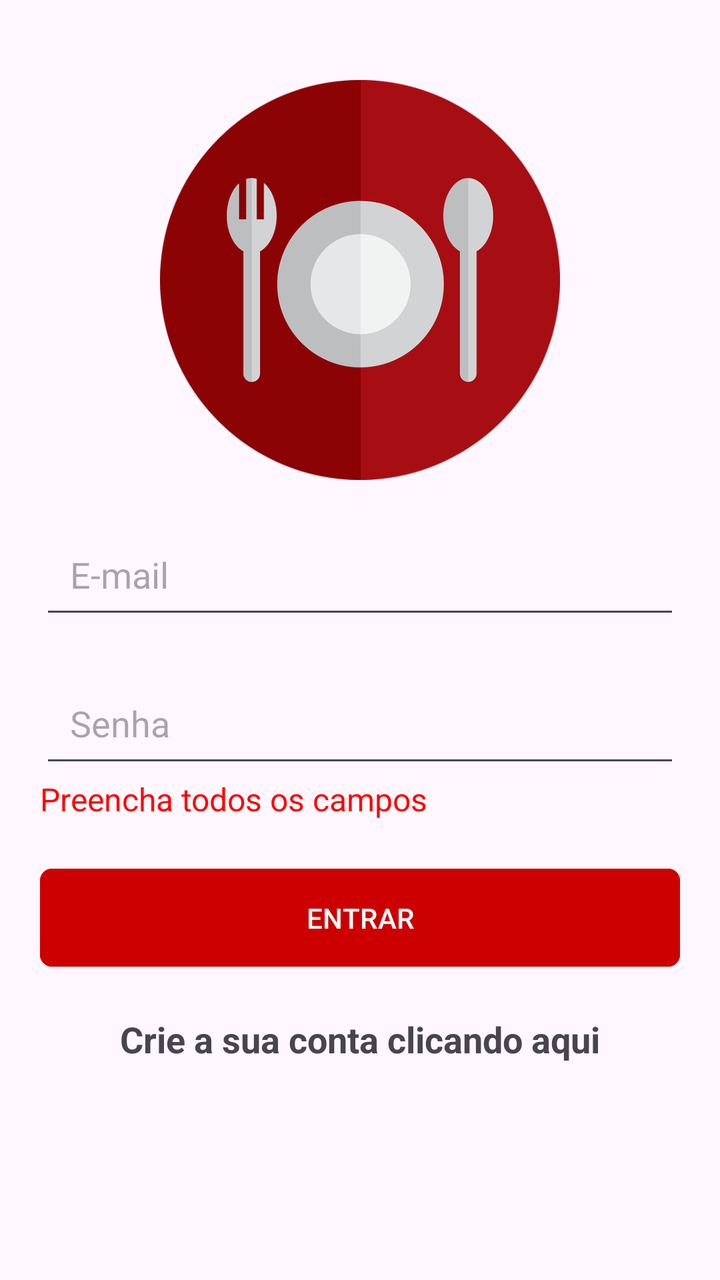
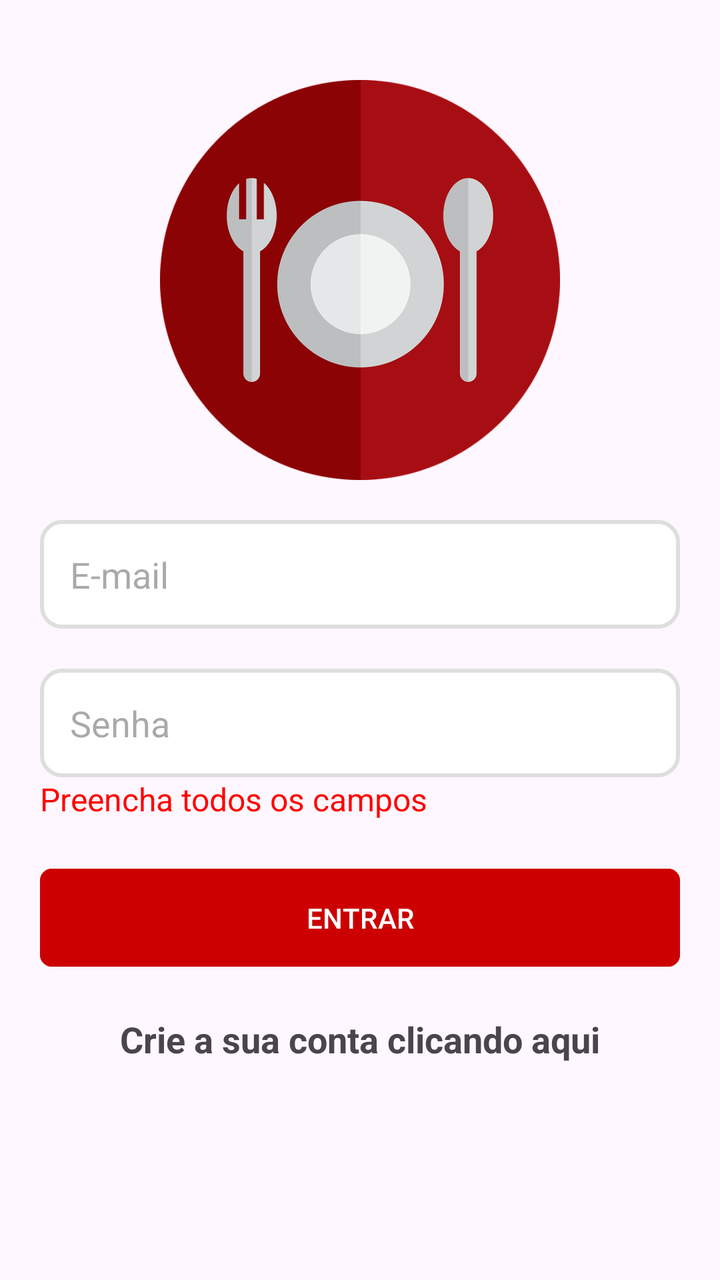

Two renders of the same Android screen: before a commit and after it. Below are the layout's source before the change and the commit's diff.
<!-- AndroidManifest.xml: application theme Theme.EtimPamILuizQuadrosAppDelivery -->
<!-- res/layout/activity_main.xml -->
<?xml version="1.0" encoding="utf-8"?>
<LinearLayout xmlns:android="http://schemas.android.com/apk/res/android"
    xmlns:app="http://schemas.android.com/apk/res-auto"
    xmlns:tools="http://schemas.android.com/tools"
    android:id="@+id/main"
    android:orientation="vertical"
    android:layout_width="match_parent"
    android:layout_height="match_parent"
    tools:context=".MainActivity">

    <ImageView android:id="@+id/logo"
        android:layout_width="200dp"
        android:layout_height="200dp"
        android:src="@drawable/logo"
        android:layout_gravity="center"
        android:layout_marginTop="40dp" />

    <EditText android:id="@+id/edt_email"
        android:layout_width="match_parent"
        android:layout_height="wrap_content"
        android:hint="E-mail"
        android:padding="15dp"
        android:layout_marginTop="20dp"
        android:layout_marginEnd="20dp"
        android:layout_marginStart="20dp" />

    <EditText android:id="@+id/edt_senha"
        android:layout_width="match_parent"
        android:layout_height="wrap_content"
        android:hint="Senha"
        android:padding="15dp"
        android:layout_marginTop="20dp"
        android:layout_marginEnd="20dp"
        android:layout_marginStart="20dp" />

    <TextView android:id="@+id/txt_mensagem_erro"
        android:layout_width="wrap_content"
        android:layout_height="wrap_content"
        android:textSize="16sp"
        android:text="Preencha todos os campos"
        android:layout_marginStart="20dp"
        android:textColor="@color/red"/>

    <Button android:id="@+id/btn_entrar"
        android:layout_width="match_parent"
        android:layout_height="wrap_content"
        android:backgroundTint="@color/dark_red"
        android:textColor="@color/white"
        android:text="ENTRAR"
        android:padding="15dp"
        android:layout_margin="20dp"
        app:cornerRadius="6dp" />

    <TextView android:id="@+id/txt_criar_conta"
        android:layout_width="wrap_content"
        android:layout_height="wrap_content"
        android:text="Crie a sua conta clicando aqui"
        android:textSize="18sp"
        android:textStyle="bold"
        android:layout_gravity="center" />
    
    <ProgressBar android:id="@+id/progress_bar"
        android:layout_width="wrap_content"
        android:layout_height="wrap_content"
        android:layout_gravity="center"
        android:layout_marginTop="20dp"
        android:indeterminateTint="@color/red" />
</LinearLayout>
<!-- resources referenced by this layout -->
<resources>
  <color name="dark_red">#cc0000</color>
  <color name="red">#FF0000</color>
  <color name="white">#FFFFFFFF</color>
  <!-- drawable logo: png bitmap (drawable, 55265 bytes) -->
  <style name="Theme.EtimPamILuizQuadrosAppDelivery" parent="Base.Theme.EtimPamILuizQuadrosAppDelivery" />
  <style name="Base.Theme.EtimPamILuizQuadrosAppDelivery" parent="Theme.Material3.DayNight.NoActionBar">
          
          
      </style>
</resources>

<!-- the commit's change to res/layout/activity_main.xml (unified diff, before → after) -->
@@ -20,6 +20,8 @@
         android:layout_height="wrap_content"
         android:hint="E-mail"
         android:padding="15dp"
+        android:maxLines="1"
+        android:background="@drawable/borda"
         android:layout_marginTop="20dp"
         android:layout_marginEnd="20dp"
         android:layout_marginStart="20dp" />
@@ -29,6 +31,8 @@
         android:layout_height="wrap_content"
         android:hint="Senha"
         android:padding="15dp"
+        android:maxLines="1"
+        android:background="@drawable/borda"
         android:layout_marginTop="20dp"
         android:layout_marginEnd="20dp"
         android:layout_marginStart="20dp" />
@@ -58,7 +62,7 @@
         android:textSize="18sp"
         android:textStyle="bold"
         android:layout_gravity="center" />
-    
+
     <ProgressBar android:id="@+id/progress_bar"
         android:layout_width="wrap_content"
         android:layout_height="wrap_content"
<!-- resource entries referenced after the edit -->
@@ -3,8 +3,16 @@
   <color name="dark_red">#cc0000</color>
   <color name="red">#FF0000</color>
   <color name="white">#FFFFFFFF</color>
+  <!-- drawable borda (drawable) -->
+  <?xml version="1.0" encoding="utf-8"?>
+  <shape xmlns:android="http://schemas.android.com/apk/res/android">
+      <solid android:color="@color/white" />
+      <corners android:radius="10dp" />
+      <stroke android:color="@color/grey" android:width="2dp" />
+  </shape>
   <!-- drawable logo: png bitmap (drawable, 55265 bytes) -->
   <style name="Theme.EtimPamILuizQuadrosAppDelivery" parent="Base.Theme.EtimPamILuizQuadrosAppDelivery" />
+  <color name="grey">#DEDEDE</color>
   <style name="Base.Theme.EtimPamILuizQuadrosAppDelivery" parent="Theme.Material3.DayNight.NoActionBar">
           
           
